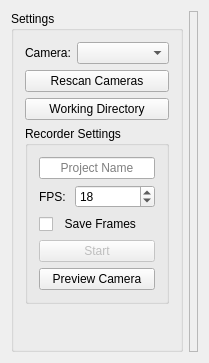
Qt form src/forms/mainwindow.ui (vale981/Taevitas) before a commit.
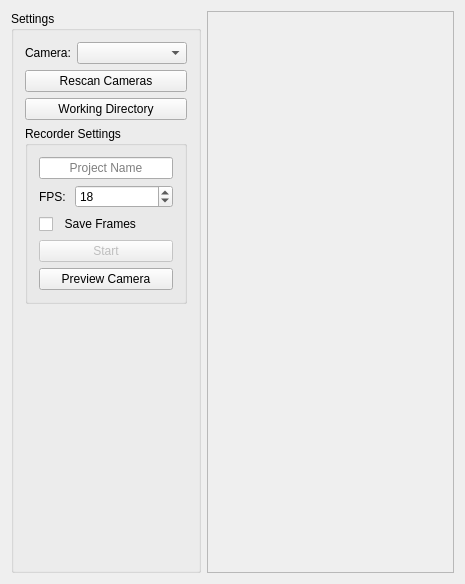
The same form after that commit.

Diff of the .ui file:
```diff
--- a/src/forms/mainwindow.ui
+++ b/src/forms/mainwindow.ui
@@ -6,8 +6,8 @@
    <rect>
     <x>0</x>
     <y>0</y>
-    <width>209</width>
-    <height>363</height>
+    <width>465</width>
+    <height>584</height>
    </rect>
   </property>
   <property name="sizePolicy">
```
